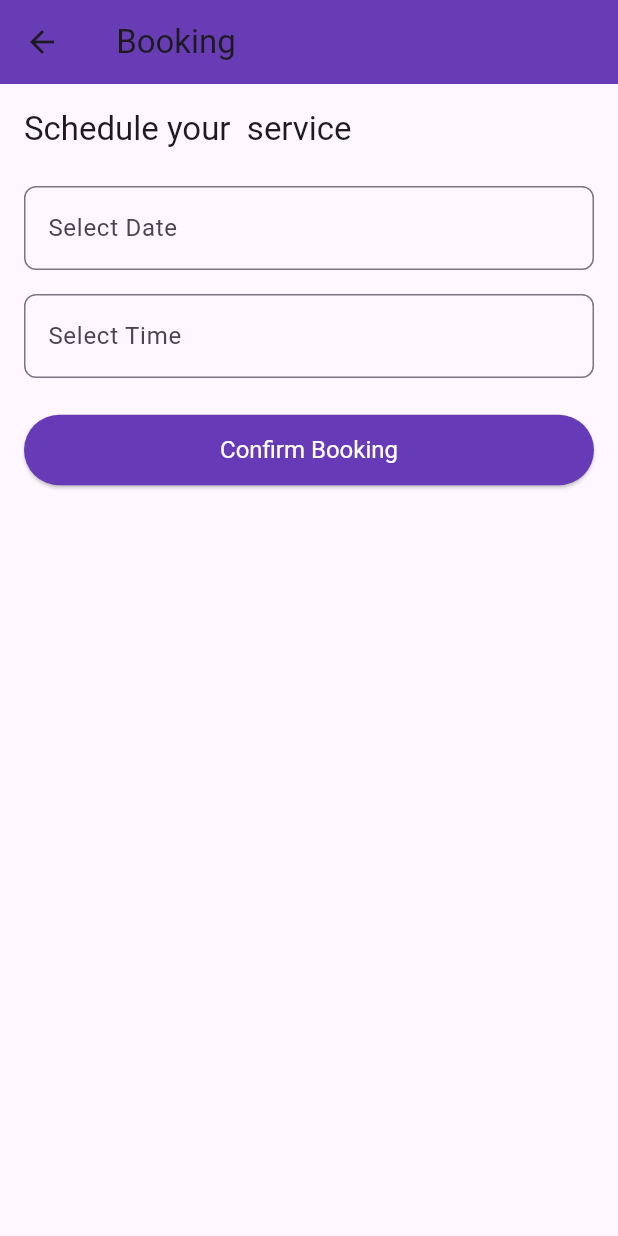
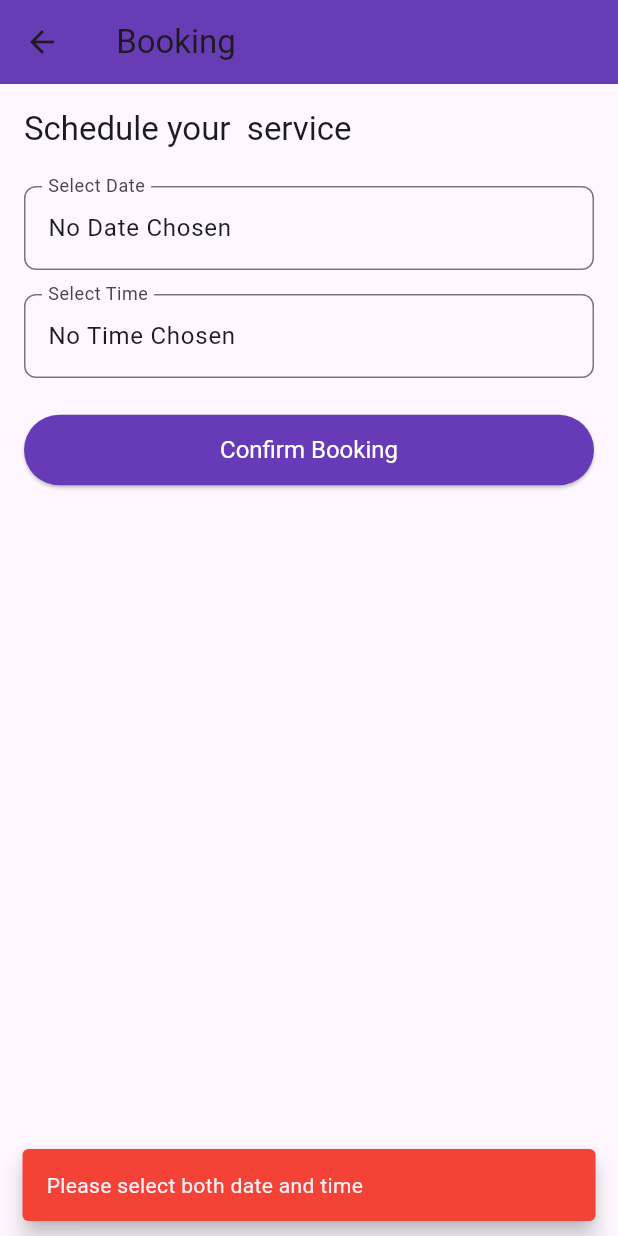
Before and after one commit to Aan-Sara123/HomeEase, a Flutter app: the BookingPage screen opened directly with empty values, after a tap on "Confirm Booking", on a phone screen of 412 x 824 dp. Run offline on Flutter 3.47's test engine with Material 3 defaults, Android fonts, the phone set to English and light mode, and no system bars; our stand-ins replace cloud_firestore, firebase_auth, firebase_core, firebase_messaging, firebase_storage, geocoding and 4 more; accounts and stored records are empty.

Commit message:
fixed the code

```diff
--- a/lib/users/booking_page.dart
+++ b/lib/users/booking_page.dart
@@ -1,14 +1,88 @@
 import 'package:flutter/material.dart';
+import 'package:intl/intl.dart'; // Add this for date formatting
+import 'firebase_service.dart'; // Import FirebaseService
 
-class BookingPage extends StatelessWidget {
+
+class BookingPage extends StatefulWidget {
   final String serviceName;
   const BookingPage({super.key, required this.serviceName});
+
+  @override
+  State<BookingPage> createState() => _BookingPageState();
+}
+
+class _BookingPageState extends State<BookingPage> {
+  final FirebaseService _firebaseService = FirebaseService();
+  DateTime? _selectedDate;
+  TimeOfDay? _selectedTime;
+
+  // Method to select a date using DatePicker
+  Future<void> _selectDate(BuildContext context) async {
+    final DateTime? picked = await showDatePicker(
+      context: context,
+      initialDate: DateTime.now(),
+      firstDate: DateTime(2000),
+      lastDate: DateTime(2101),
+    );
+    if (picked != null && picked != _selectedDate) {
+      setState(() {
+        _selectedDate = picked;
+      });
+    }
+  }
+
+  // Method to select a time using TimePicker
+  Future<void> _selectTime(BuildContext context) async {
+    final TimeOfDay? picked = await showTimePicker(
+      context: context,
+      initialTime: TimeOfDay.now(),
+    );
+    if (picked != null && picked != _selectedTime) {
+      setState(() {
+        _selectedTime = picked;
+      });
+    }
+  }
+
+  // Method to confirm the booking and save it
+  void _confirmBooking() {
+    if (_selectedDate != null && _selectedTime != null) {
+      // Format the date and time
+      String formattedDate = DateFormat('yyyy-MM-dd').format(_selectedDate!);
+      String formattedTime = _selectedTime!.format(context);
+
+      // Save the booking to Firebase
+      _firebaseService.saveBooking(
+          widget.serviceName, formattedDate, formattedTime);
+
+      // Show confirmation message
+      ScaffoldMessenger.of(context).showSnackBar(
+        SnackBar(
+          content:
+              Text('Booking confirmed for $formattedDate at $formattedTime'),
+          backgroundColor: Colors.green,
+          behavior: SnackBarBehavior.floating,
+        ),
+      );
+
+      // Optionally, navigate back or clear fields
+    } else {
+      // Show error if date or time isn't selected
+      ScaffoldMessenger.of(context).showSnackBar(
+        const SnackBar(
+          content: Text('Please select both date and time'),
+          backgroundColor: Colors.red,
+          behavior: SnackBarBehavior.floating,
+        ),
+      );
+    }
+  }
 
   @override
   Widget build(BuildContext context) {
     return Scaffold(
       appBar: AppBar(
-        title: Text('$serviceName Booking'),
+        title: Text('${widget.serviceName} Booking'),
         backgroundColor: const Color(0xFF673AB7),
         elevation: 2,
       ),
@@ -18,11 +92,11 @@ class BookingPage extends StatelessWidget {
           crossAxisAlignment: CrossAxisAlignment.start,
           children: [
             Text(
-              'Schedule your $serviceName service',
+              'Schedule your ${widget.serviceName} service',
               style: Theme.of(context).textTheme.titleLarge,
             ),
             const SizedBox(height: 24),
-            // Add booking form elements here
+            // Date picker
             TextField(
               decoration: InputDecoration(
                 labelText: 'Select Date',
@@ -31,11 +105,14 @@ class BookingPage extends StatelessWidget {
                 ),
               ),
               readOnly: true,
-              onTap: () {
-                // Show date picker
-              },
+              onTap: () => _selectDate(context),
+              controller: TextEditingController(
+                  text: _selectedDate == null
+                      ? 'No Date Chosen'
+                      : DateFormat('yyyy-MM-dd').format(_selectedDate!)),
             ),
             const SizedBox(height: 16),
+            // Time picker
             TextField(
               decoration: InputDecoration(
                 labelText: 'Select Time',
@@ -44,15 +121,15 @@ class BookingPage extends StatelessWidget {
                 ),
               ),
               readOnly: true,
-              onTap: () {
-                // Show time picker
-              },
+              onTap: () => _selectTime(context),
+              controller: TextEditingController(
+                  text: _selectedTime == null
+                      ? 'No Time Chosen'
+                      : _selectedTime!.format(context)),
             ),
             const SizedBox(height: 24),
             ElevatedButton(
-              onPressed: () {
-                // Handle booking confirmation
-              },
+              onPressed: _confirmBooking,
               style: ElevatedButton.styleFrom(
                 backgroundColor: const Color(0xFF673AB7),
                 foregroundColor: Colors.white,
--- /dev/null
+++ b/lib/users/firebase_service.dart
@@ -0,0 +1,46 @@
+import 'package:cloud_firestore/cloud_firestore.dart';
+import 'package:firebase_auth/firebase_auth.dart';
+import 'package:firebase_messaging/firebase_messaging.dart';
+import 'package:flutter/foundation.dart'; // For debugPrint
+
+class FirebaseService {
+  final FirebaseFirestore _firestore = FirebaseFirestore.instance;
+  final FirebaseAuth _auth = FirebaseAuth.instance;
+  final FirebaseMessaging _messaging = FirebaseMessaging.instance;
+
+  // Save booking details to the user's document
+  Future<void> saveBooking(String serviceName, String date, String time) async {
+    try {
+      User? user = _auth.currentUser;
+      if (user != null) {
+        // Save booking under the user's document
+        await _firestore.collection('users').doc(user.uid).update({
+          'bookings': FieldValue.arrayUnion([
+            {
+              'serviceName': serviceName,
+              'date': date,
+              'time': time,
+            }
+          ]),
+        });
+
+        // Send push notification (fetch FCM token first)
+        String? fcmToken =
+            await _messaging.getToken(); // Directly fetch the token
+        if (fcmToken != null) {
+          await _sendBookingNotification(fcmToken, serviceName, date, time);
+        }
+      }
+    } catch (e) {
+      debugPrint('Error saving booking: $e');
+    }
+  }
+
+  // Function to send a push notification (Assumes FCM backend is set up)
+  Future<void> _sendBookingNotification(
+      String fcmToken, String serviceName, String date, String time) async {
+    // The correct way is to send this data via your backend or Firebase Cloud Functions
+    debugPrint('Sending FCM notification to token: $fcmToken');
+    debugPrint('Booking for $serviceName on $date at $time');
+  }
+}
```
Also changed, not shown: pubspec.yaml (+5 -3 lines), pubspec.lock, 1 other file.
